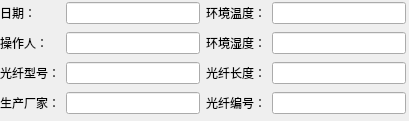
First picture: the form in UI/reportDialog.ui, repository lidingke/photodarkening, before the edit.
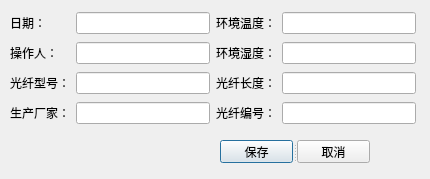
Second picture: the form after the edit.

```diff
--- a/UI/reportDialog.ui
+++ b/UI/reportDialog.ui
@@ -6,18 +6,18 @@
    <rect>
     <x>0</x>
     <y>0</y>
-    <width>409</width>
-    <height>121</height>
+    <width>430</width>
+    <height>179</height>
    </rect>
   </property>
   <property name="windowTitle">
    <string>Dialog</string>
   </property>
-  <widget class="QWidget" name="">
+  <widget class="QWidget" name="layoutWidget">
    <property name="geometry">
     <rect>
-     <x>0</x>
-     <y>0</y>
+     <x>10</x>
+     <y>10</y>
      <width>406</width>
      <height>118</height>
     </rect>
@@ -105,6 +105,29 @@
     </item>
    </layout>
   </widget>
+  <widget class="QSplitter" name="splitter">
+   <property name="geometry">
+    <rect>
+     <x>220</x>
+     <y>140</y>
+     <width>150</width>
+     <height>23</height>
+    </rect>
+   </property>
+   <property name="orientation">
+    <enum>Qt::Horizontal</enum>
+   </property>
+   <widget class="QPushButton" name="saveButton">
+    <property name="text">
+     <string>保存</string>
+    </property>
+   </widget>
+   <widget class="QPushButton" name="cancelButton">
+    <property name="text">
+     <string>取消</string>
+    </property>
+   </widget>
+  </widget>
  </widget>
  <resources/>
  <connections/>
```
